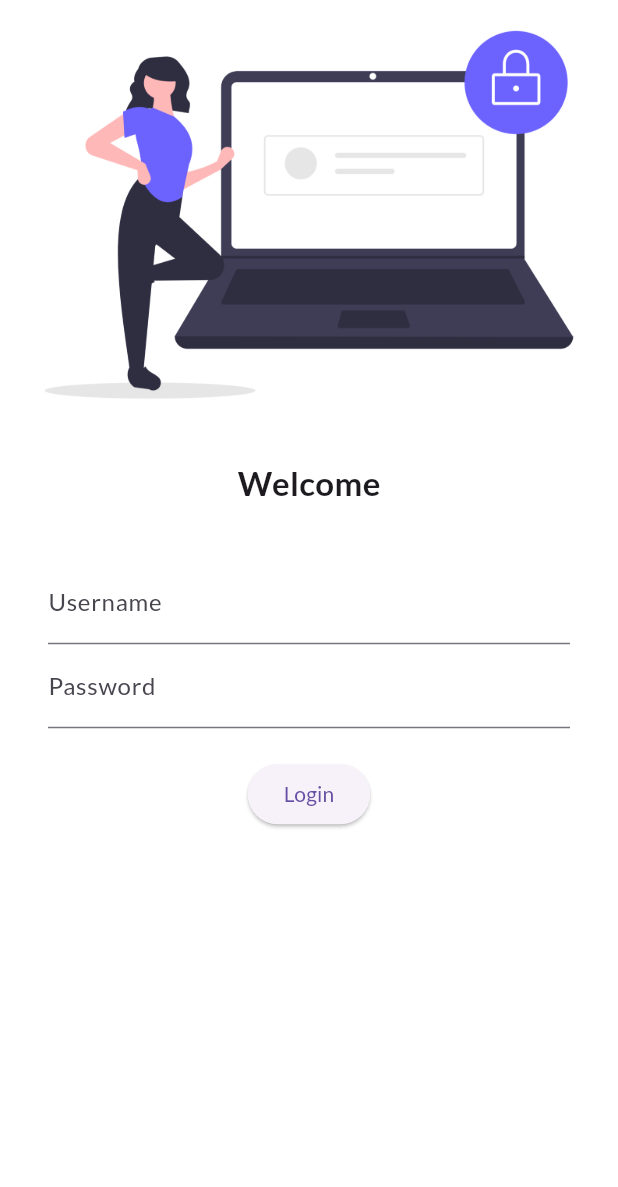
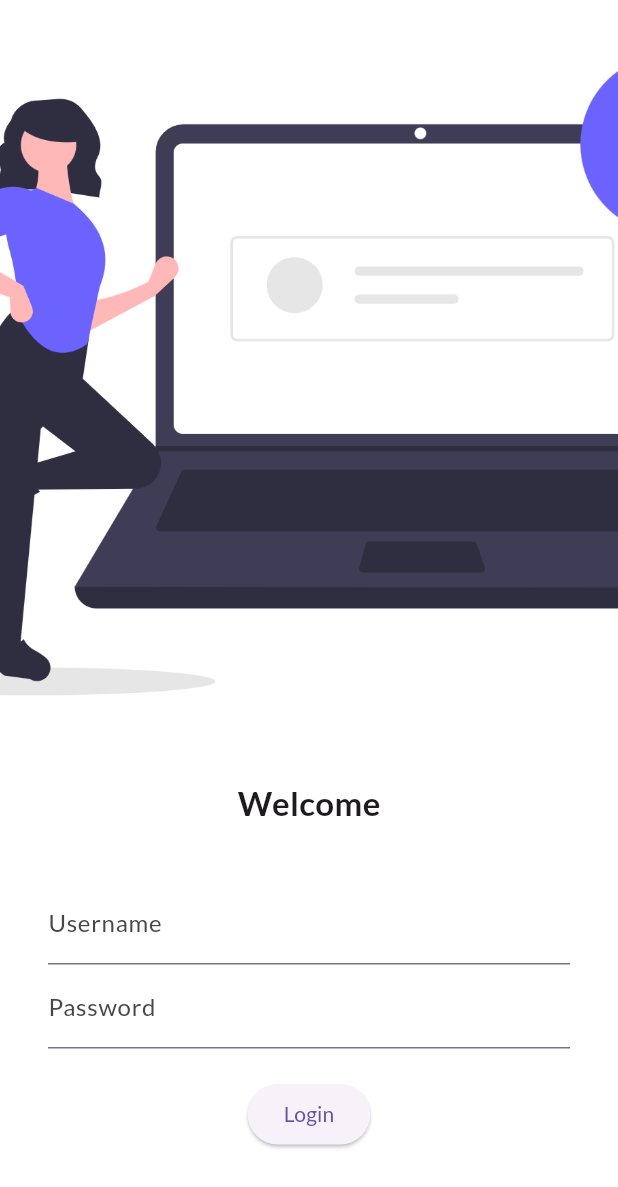
Before and after one commit to KefayetUllah/30DaysOfFlutter, a Flutter app: the screen it shows after launch, on a phone screen of 412 x 824 dp. Shown: the top 1187 px of the screen. Run offline on Flutter 3.47's test engine with Material 3 defaults, Android fonts, the phone set to English and light mode, and no system bars; our stand-ins replace google_fonts.

Commit message:
Initial Commit

```diff
--- a/lib/pages/login_page.dart
+++ b/lib/pages/login_page.dart
@@ -5,9 +5,14 @@ class LoginPage extends StatelessWidget {
   Widget build(BuildContext context) {
     return Material(
       color: Colors.white,
+      child: SingleChildScrollView(
         child: Column(
           children: [
-          Image.asset("assets/images/Login_Image.png", fit: BoxFit.cover),
+            Image.asset(
+              "assets/images/Login_Image.png",
+              fit: BoxFit.cover,
+              height: 500,
+            ),
             SizedBox(height: 20.0),
             Text(
               "Welcome",
@@ -47,6 +52,7 @@ class LoginPage extends StatelessWidget {
             ),
           ],
         ),
+      ),
     );
   }
 }
```
Lines whose indentation alone changed are shown as unchanged.
